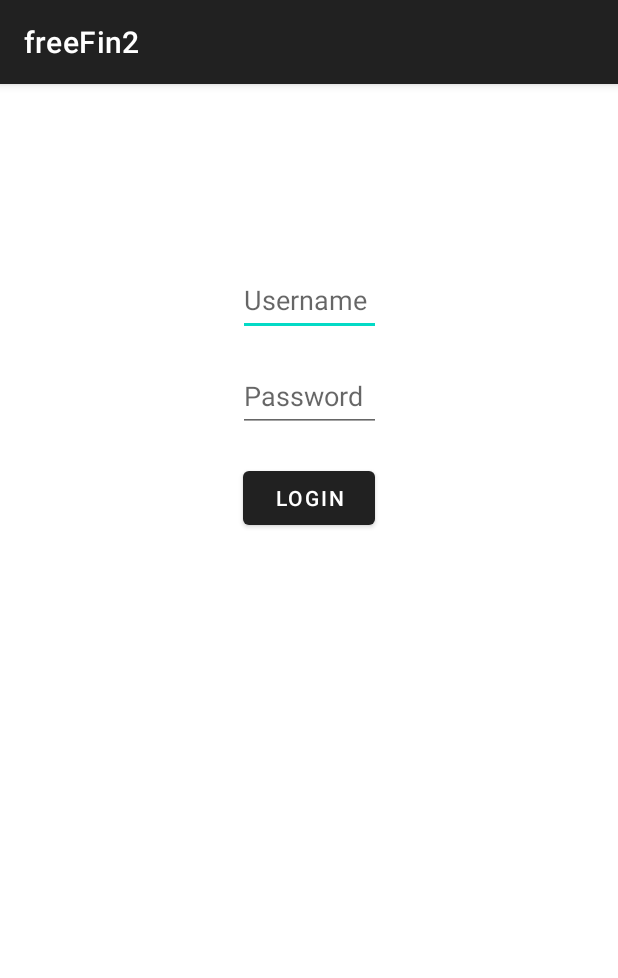
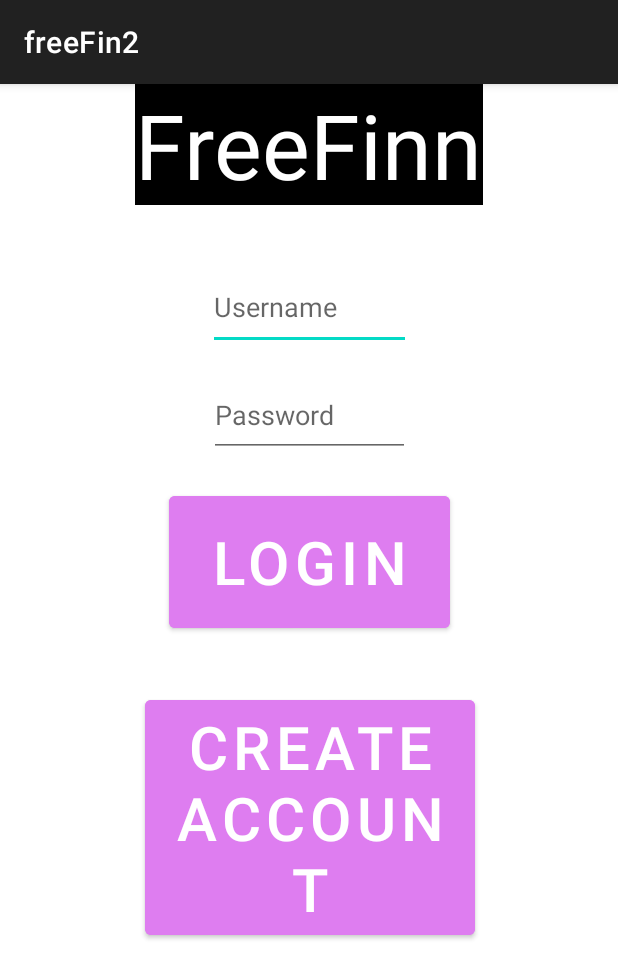
Before and after one commit to cs-mg-gh/freeFin2, an Android app: the screen it shows after launch (LoginActivity), on a phone screen of 412 x 824 dp. Shown: the top 978 px of the screen. Run offline under Robolectric (Android 15) with nearby library versions, the phone set to English and light mode, and no system bars; our stand-ins replace Room's generated code.

Commit message:
Created new Database Table Bills and created create account xml

```diff
--- a/app/build.gradle.kts
+++ b/app/build.gradle.kts
@@ -36,10 +36,11 @@ dependencies {
     implementation("androidx.appcompat:appcompat:1.6.1")
     implementation("com.google.android.material:material:1.11.0")
     implementation("androidx.constraintlayout:constraintlayout:2.1.4")
+    implementation("com.google.firebase:protolite-well-known-types:18.0.0")
     testImplementation("junit:junit:4.13.2")
     androidTestImplementation("androidx.test.ext:junit:1.1.5")
     androidTestImplementation("androidx.test.espresso:espresso-core:3.5.1")
-    val room_version = "2.6.1"
+     var room_version = "2.6.1"
 
     implementation("androidx.room:room-runtime:$room_version")
     annotationProcessor("androidx.room:room-compiler:$room_version")
--- /dev/null
+++ b/app/src/main/java/com/example/freefin2/Database/BillsDAO.java
@@ -0,0 +1,31 @@
+package com.example.freefin2.Database;
+import androidx.lifecycle.LiveData;
+import androidx.room.Dao;
+import com.example.freefin2.Database.entities.Bills;
+import com.example.freefin2.Database.typeConverters.LocalDateTypeConverter;
+import androidx.room.Delete;
+import androidx.room.Insert;
+import androidx.room.Query;
+import androidx.room.Update;
+
+import java.util.List;
+@Dao
+public interface BillsDAO {
+    @Insert
+    void insert(Bills bill);
+    @Update
+    void update(Bills bill);
+    @Delete
+    void delete(Bills bill);
+    @Query("SELECT * FROM "+FreeFinDatabase.BillsTable +" WHERE billid = :billId")
+    LiveData<Bills> getBillById(int billId);
+
+    @Query("SELECT * FROM " +FreeFinDatabase.BillsTable +" WHERE userId = :userId")
+    LiveData<List<Bills>> getBillsByUserId(int userId);
+    @Query("SELECT * FROM " + FreeFinDatabase.BillsTable +" WHERE isActive = 1")
+    LiveData<List<Bills>> getActiveBills();
+    @Query("SELECT * FROM " + FreeFinDatabase.BillsTable + " WHERE dueDate = :dueDate")
+    LiveData<List<Bills>> getBillsDueOn(String dueDate);
+    @Query("SELECT * FROM " + FreeFinDatabase.BillsTable + " ORDER BY dueDate ASC")
+    LiveData<List<Bills>> getAllBillsOrderedByDueDate();
+}
--- a/app/src/main/java/com/example/freefin2/Database/FreeFinDatabase.java
+++ b/app/src/main/java/com/example/freefin2/Database/FreeFinDatabase.java
@@ -10,6 +10,7 @@ import androidx.room.RoomDatabase;
 import androidx.room.TypeConverters;
 import androidx.sqlite.db.SupportSQLiteDatabase;
 
+import com.example.freefin2.Database.entities.Bills;
 import com.example.freefin2.Database.entities.FreeFinUser;
 import com.example.freefin2.Database.typeConverters.LocalDateTypeConverter;
 import com.example.freefin2.MainActivity;
@@ -18,9 +19,10 @@ import java.util.concurrent.ExecutorService;
 import java.util.concurrent.Executors;
 
 @TypeConverters(LocalDateTypeConverter.class)
-@Database(entities={FreeFinUser.class}, version = 1,exportSchema = false)
+@Database(entities={FreeFinUser.class, Bills.class}, version = 4,exportSchema = false)
 public abstract class FreeFinDatabase extends RoomDatabase {
     public static final String FreeFinTable = "FreeFinTable";
+    public static final String BillsTable ="BillsTable";
     private static final String DATABASE_NAME ="FreeFinDatabase";
     private static volatile FreeFinDatabase INSTANCE;
     private static final int NUMBER_OF_THREADS =4;
@@ -62,4 +64,6 @@ public abstract class FreeFinDatabase extends RoomDatabase {
         }
     };
     public abstract FreeFinDao freefinDAO();
+
+    public abstract BillsDAO billsDAO();
 }
--- a/app/src/main/java/com/example/freefin2/Database/FreeFinLogRepo.java
+++ b/app/src/main/java/com/example/freefin2/Database/FreeFinLogRepo.java
@@ -2,6 +2,7 @@ package com.example.freefin2.Database;
 
 import android.app.Application;
 
+import com.example.freefin2.Database.entities.Bills;
 import com.example.freefin2.Database.entities.FreeFinUser;
 import com.example.freefin2.MainActivity;
 
@@ -16,13 +17,17 @@ import androidx.lifecycle.LiveData;
 
 public class FreeFinLogRepo {
     private final FreeFinDao freefinDAO;
+    private final BillsDAO billsDAO;
     private static volatile FreeFinLogRepo repository; // Use volatile for thread-safe singleton
     private final LiveData<List<FreeFinUser>> allUsers;
+    private final LiveData<List<Bills>> allBills;
 
     private FreeFinLogRepo(Application application){
         FreeFinDatabase db = FreeFinDatabase.getDatabase(application);
         freefinDAO = db.freefinDAO();
+        billsDAO = db.billsDAO();
         allUsers = freefinDAO.getAllUsers(); // This should be LiveData
+        allBills = billsDAO.getAllBillsOrderedByDueDate();
     }
 
     public static FreeFinLogRepo getRepository(Application application){
@@ -35,7 +40,6 @@ public class FreeFinLogRepo {
         }
         return repository;
     }
-
     public LiveData<List<FreeFinUser>> getAllUsers() {
         return allUsers;
     }
@@ -52,4 +56,13 @@ public class FreeFinLogRepo {
     public LiveData<FreeFinUser> getUserById(int userId) {
         return freefinDAO.getUserById(userId); // Assuming DAO method returns LiveData
     }
+    public LiveData<List<Bills>> getAllBills() {
+        return allBills;
+    }
+
+    public void insert(Bills bill) {
+        FreeFinDatabase.databaseWriteExecutor.execute(() -> {
+            billsDAO.insert(bill);
+        });
+    }
 }
--- a/app/src/main/java/com/example/freefin2/Database/entities/FreeFinUser.java
+++ b/app/src/main/java/com/example/freefin2/Database/entities/FreeFinUser.java
@@ -11,7 +11,6 @@ import java.util.Objects;
 
 @Entity(tableName = FreeFinDatabase.FreeFinTable)
 public  class FreeFinUser {
- //implements FreeFinDao {
     @PrimaryKey(autoGenerate = true)
     private int id;
     private String username;
--- a/app/src/main/java/com/example/freefin2/Database/typeConverters/LocalDateTypeConverter.java
+++ b/app/src/main/java/com/example/freefin2/Database/typeConverters/LocalDateTypeConverter.java
@@ -6,6 +6,7 @@ import java.time.Instant;
 import java.time.LocalDateTime;
 import java.time.ZoneId;
 import java.time.ZonedDateTime;
+import java.util.Date;
 
 public class LocalDateTypeConverter {
     @TypeConverter
@@ -18,4 +19,5 @@ public class LocalDateTypeConverter {
         Instant instant = Instant.ofEpochMilli(epochMilli);
         return LocalDateTime.ofInstant(instant,ZoneId.systemDefault());
     }
+
 }
--- a/app/src/main/java/com/example/freefin2/LoginActivity.java
+++ b/app/src/main/java/com/example/freefin2/LoginActivity.java
@@ -41,6 +41,14 @@ public class LoginActivity extends AppCompatActivity {
                 verifyUser();
             }
         });
+        Button createAccountButton = findViewById(R.id.buttonCreateAccount);
+        createAccountButton.setOnClickListener(new View.OnClickListener() {
+            @Override
+            public void onClick(View v) {
+                Intent intent = new Intent(LoginActivity.this, CreateAccountActivity.class);
+                startActivity(intent);
+            }
+        });
     }
 private void verifyUser(){
     String username= binding.editTextUsername.getText().toString();
--- a/app/src/main/java/com/example/freefin2/MainActivity.java
+++ b/app/src/main/java/com/example/freefin2/MainActivity.java
@@ -68,20 +68,21 @@ com.example.freefin2.databinding.ActivityMainBinding binding;
     private void loginUser() {
         SharedPreferences sharedPreferences = getApplicationContext().getSharedPreferences(SHARED_PREFERENCE_USERID_KEY,Context.MODE_PRIVATE);
         loggedInUserId = sharedPreferences.getInt(SHARED_PREFERENCE_USERID_VALUE,LOGGED_OUT);
-        if(loggedInUserId != LOGGED_OUT){
-           return;
+
+        if (loggedInUserId != LOGGED_OUT) {
+            LiveData<FreeFinUser> userObserver = repository.getUserById(loggedInUserId);
+            userObserver.observe(this, this::updateUser); // Handling user update in a method
         }
-         loggedInUserId = getIntent().getIntExtra(MAIN_ACTIVITY_USER_ID, LOGGED_OUT);
-        if(loggedInUserId == LOGGED_OUT){
-            return;
+
+    }
+
+    private void updateUser(FreeFinUser newUser) {
+        user = newUser;
+        if (user != null) {
+            invalidateOptionsMenu(); // This will trigger onPrepareOptionsMenu
         }
-        LiveData<FreeFinUser> userObserver = repository.getUserById(loggedInUserId);
-        userObserver.observe(this,user ->{
-            if(user!=null){
-                invalidateOptionsMenu();
-                }
-            });
     }
+
     @Override
     public boolean onCreateOptionsMenu(Menu menu){
         MenuInflater inflater = getMenuInflater();
@@ -92,14 +93,22 @@ com.example.freefin2.databinding.ActivityMainBinding binding;
     @Override
     public boolean onPrepareOptionsMenu(Menu menu) {
         MenuItem item = menu.findItem(R.id.logoutMenuItem);
-        item.setVisible(true);
-        item.setTitle(user.getUsername());
+        if (user != null) {
+            item.setVisible(true);
+            item.setTitle(user.getUsername());
+        } else {
+            item.setVisible(false);
+        }
         item.setOnMenuItemClickListener(new MenuItem.OnMenuItemClickListener() {
             @Override
             public boolean onMenuItemClick(@NonNull MenuItem item) {
+                if (user == null) {
+                    Toast.makeText(MainActivity.this, "No user logged in", Toast.LENGTH_SHORT).show();
+                    return true;
+                }
                 Toast.makeText(MainActivity.this, "Logout coming", Toast.LENGTH_SHORT).show();
                 showLogoutDialog();
-                return false;
+                return true;
             }
         });
         return true;
@@ -142,8 +151,4 @@ com.example.freefin2.databinding.ActivityMainBinding binding;
         intent.putExtra(MAIN_ACTIVITY_USER_ID, userId);
         return intent;
     }
-    //private boolean isLoggedIn() {
-        //SharedPreferences sharedPreferences = getSharedPreferences("UserLogin", MODE_PRIVATE);
-        //return sharedPreferences.getBoolean("LoggedIn", false);
-   // }
 }
--- a/app/src/main/res/layout/activity_login.xml
+++ b/app/src/main/res/layout/activity_login.xml
@@ -4,12 +4,25 @@
     xmlns:tools="http://schemas.android.com/tools"
     android:layout_width="match_parent"
     android:layout_height="match_parent"
-    tools:context=".MainActivity">
+    tools:context=".MainActivity"
+    android:backgroundTint="#76e393">
+
+    <TextView
+        android:id="@+id/textViewAppName"
+        android:layout_width="wrap_content"
+        android:layout_height="wrap_content"
+        android:background="@color/black"
+        android:text="@string/freefinn"
+        android:textColor="@color/white"
+        android:textSize="60sp"
+        app:layout_constraintEnd_toEndOf="parent"
+        app:layout_constraintStart_toStartOf="parent"
+        app:layout_constraintTop_toTopOf="parent" />
 
     <EditText
         android:id="@+id/editTextUsername"
-        android:layout_width="95dp"
-        android:layout_height="48dp"
+        android:layout_width="135dp"
+        android:layout_height="57dp"
         android:layout_marginTop="120dp"
         android:ems="20"
         android:hint="@string/username"
@@ -20,8 +33,8 @@
 
     <EditText
         android:id="@+id/editTextPassword"
-        android:layout_width="95dp"
-        android:layout_height="48dp"
+        android:layout_width="134dp"
+        android:layout_height="55dp"
         android:layout_marginTop="16dp"
         android:ems="20"
         android:hint="@string/password"
@@ -32,12 +45,28 @@
 
     <Button
         android:id="@+id/buttonLogin"
-        android:layout_width="wrap_content"
-        android:layout_height="wrap_content"
+        android:layout_width="187dp"
+        android:layout_height="100dp"
         android:layout_marginTop="20dp"
-        android:text="@string/login"
+        android:backgroundTint="#de7df0"
+        android:text="@string/loginn"
+        android:textSize="40sp"
         app:layout_constraintLeft_toLeftOf="parent"
         app:layout_constraintRight_toRightOf="parent"
         app:layout_constraintTop_toBottomOf="@+id/editTextPassword" />
 
+    <Button
+        android:id="@+id/buttonCreateAccount"
+        android:layout_width="220dp"
+        android:layout_height="wrap_content"
+        android:layout_marginTop="36dp"
+        android:backgroundTint="#de7df0"
+        android:text="@string/create_account"
+        android:textSize="40sp"
+        app:layout_constraintHorizontal_bias="0.502"
+        app:layout_constraintLeft_toLeftOf="parent"
+        app:layout_constraintRight_toRightOf="parent"
+
+        app:layout_constraintTop_toBottomOf="@+id/buttonLogin" />
+
 </androidx.constraintlayout.widget.ConstraintLayout>
--- a/app/src/main/res/layout/activity_main.xml
+++ b/app/src/main/res/layout/activity_main.xml
@@ -21,7 +21,7 @@
         android:id="@+id/editTextUsername"
         android:layout_width="match_parent"
         android:layout_height="wrap_content"
-        android:hint="Username"
+        android:hint="@string/usernamee"
         android:textColor="@color/white"
         android:textSize="20sp"
         android:backgroundTint="@color/white"
@@ -31,7 +31,7 @@
         android:id="@+id/editTextPassword"
         android:layout_width="match_parent"
         android:layout_height="wrap_content"
-        android:hint="Password"
+        android:hint="@string/passwordd"
         android:inputType="textPassword"
         android:textColor="@color/white"
         android:textSize="20sp"
--- a/app/src/main/res/values/strings.xml
+++ b/app/src/main/res/values/strings.xml
@@ -6,4 +6,8 @@
     <string name="freefinn">FreeFinn</string>
     <string name="loginn">Login</string>
     <string name="create_account">Create Account</string>
+    <string name="passwordd">Password</string>
+    <string name="usernamee">Username</string>
+    <string name="t">Create_Account</string>
+    <string name="sign_up">Sign Up!</string>
 </resources>
--- a/build.gradle.kts
+++ b/build.gradle.kts
@@ -1,4 +1,4 @@
 // Top-level build file where you can add configuration options common to all sub-projects/modules.
 plugins {
-    id("com.android.application") version "8.2.2" apply false
+    id("com.android.application") version "8.3.2" apply false
 }
```
Also changed, not shown: app/src/main/java/com/example/freefin2/Database/entities/Bills.java (added, +92 -0 lines), app/src/main/res/drawable/background_gradiant.xml (added, +7 -0 lines), app/src/main/res/layout/activity_create_account.xml (+50 -0 lines), gradle/wrapper/gradle-wrapper.properties.
